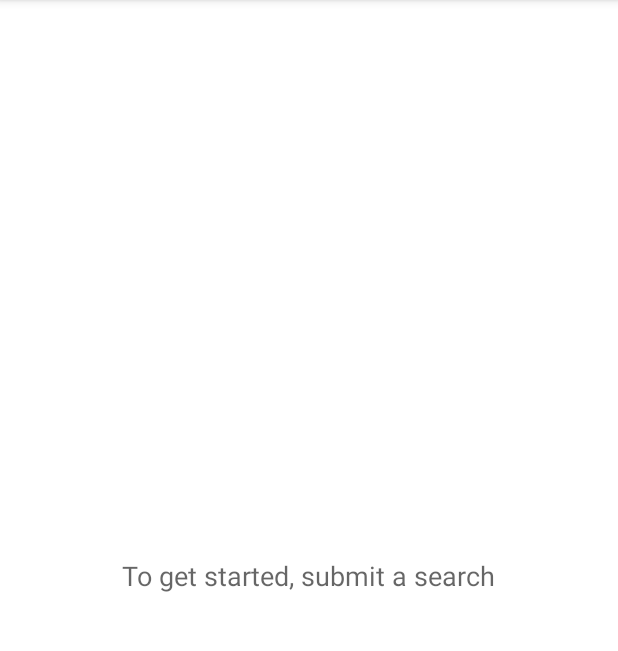
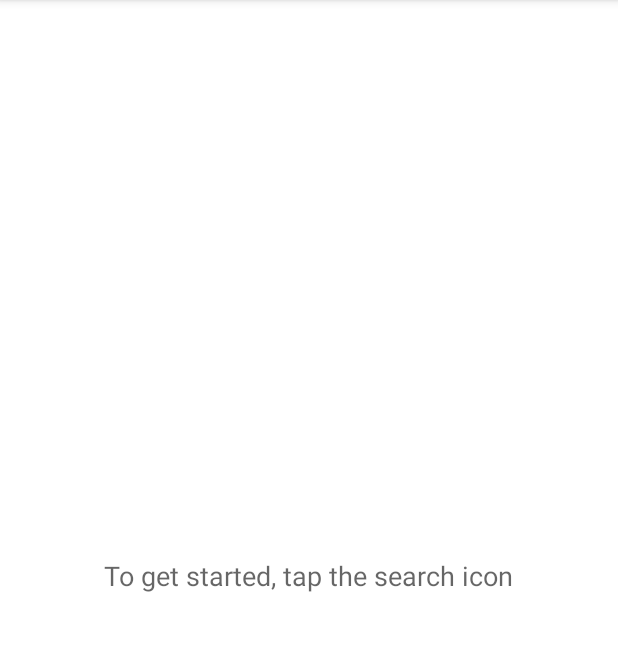
Before and after one commit to david-read-iii/Book-Listings, an Android app: the screen it shows after launch (MainActivity), on a phone screen of 412 x 824 dp, the part 84-735 px from its top. Run offline under Robolectric (Android 15) with nearby library versions, the phone set to English and light mode, and no system bars.

Commit message:
Modify user interface to persist on configuration changes, add custom list selector drawable to ListView
activity_main.xml:
- Attach custom list selector drawable to ListView.

Book.java:
- Implement the Parcelable.java interface in the class.
- Change String authors member variable into a String[] authors member variable.

BookAdapter.java:
- Add method to return the List object passed into the constructor originally.
- Add method to return a formatted string given a string array.
- Modify method how the text of the TextView authorsTextView is set.

list_item.xml:
- Create custom drawable for a list item. It is a ripple that uses the app's primary color.

MainActivity.java
- Override onSaveInstanceState() and onRestoreInstanceState() to persist user interface data through configuration changes.
- Modify updateUi() to update more parts of the user interface. It updates the app bar title and text that displays when the list is empty, as well as its original implementation.
- Create getUi() method. It returns a Bundle object containing all attributes of the user interface that would need to be preserved during a configuration change.
- Add string constants for bundle extras.
- Modify onQueryTextSubmit() to use the new Book.java constructor for its sample books data and to use the new updateUi() method.

menu_main.xml:
- CTRL + ALT + L'ed the page.

strings.xml:
- Modified start state text string to be more user friendly.

```diff
--- /dev/null
+++ b/app/src/main/res/drawable/list_item.xml
@@ -0,0 +1,11 @@
+<?xml version="1.0" encoding="utf-8"?>
+<ripple xmlns:android="http://schemas.android.com/apk/res/android"
+    android:color="?attr/colorPrimary">
+    <item
+        android:id="@android:id/mask"
+        android:gravity="center">
+        <shape android:shape="rectangle">
+            <solid android:color="?attr/colorPrimary" />
+        </shape>
+    </item>
+</ripple>
--- a/app/src/main/res/layout/activity_main.xml
+++ b/app/src/main/res/layout/activity_main.xml
@@ -8,7 +8,8 @@
     <ListView
         android:id="@+id/book_list_view"
         android:layout_width="match_parent"
-        android:layout_height="match_parent" />
+        android:layout_height="match_parent"
+        android:listSelector="@drawable/list_item" />
 
     <TextView
         android:id="@+id/alert_text_view"
--- a/app/src/main/res/menu/menu_main.xml
+++ b/app/src/main/res/menu/menu_main.xml
@@ -2,10 +2,11 @@
 <menu xmlns:android="http://schemas.android.com/apk/res/android"
     xmlns:app="http://schemas.android.com/apk/res-auto">
 
-    <item android:id="@+id/search_view"
+    <item
+        android:id="@+id/search_view"
+        android:icon="@drawable/ic_action_search"
         android:title="@string/action_search"
-        android:icon="@drawable/ic_action_search"
-        app:showAsAction="collapseActionView|ifRoom"
-        app:actionViewClass="androidx.appcompat.widget.SearchView" />
+        app:actionViewClass="androidx.appcompat.widget.SearchView"
+        app:showAsAction="collapseActionView|ifRoom" />
 
 </menu>
--- a/app/src/main/res/values/strings.xml
+++ b/app/src/main/res/values/strings.xml
@@ -2,7 +2,7 @@
     <string name="app_name">Book Listings</string>
     <string name="action_search">Search</string>
     <string name="results">Results for \"%1$s\"</string>
-    <string name="alert_submit_a_search">To get started, submit a search</string>
+    <string name="alert_submit_a_search">To get started, tap the search icon</string>
     <string name="alert_list_empty">No books found</string>
     <string name="alert_no_internet">No Internet connection</string>
 </resources>
```
Also changed, not shown: app/src/main/java/com/davidread/booklistings/Book.java (+66 -9 lines), app/src/main/java/com/davidread/booklistings/BookAdapter.java (+36 -1 lines), app/src/main/java/com/davidread/booklistings/MainActivity.java (+101 -36 lines).
